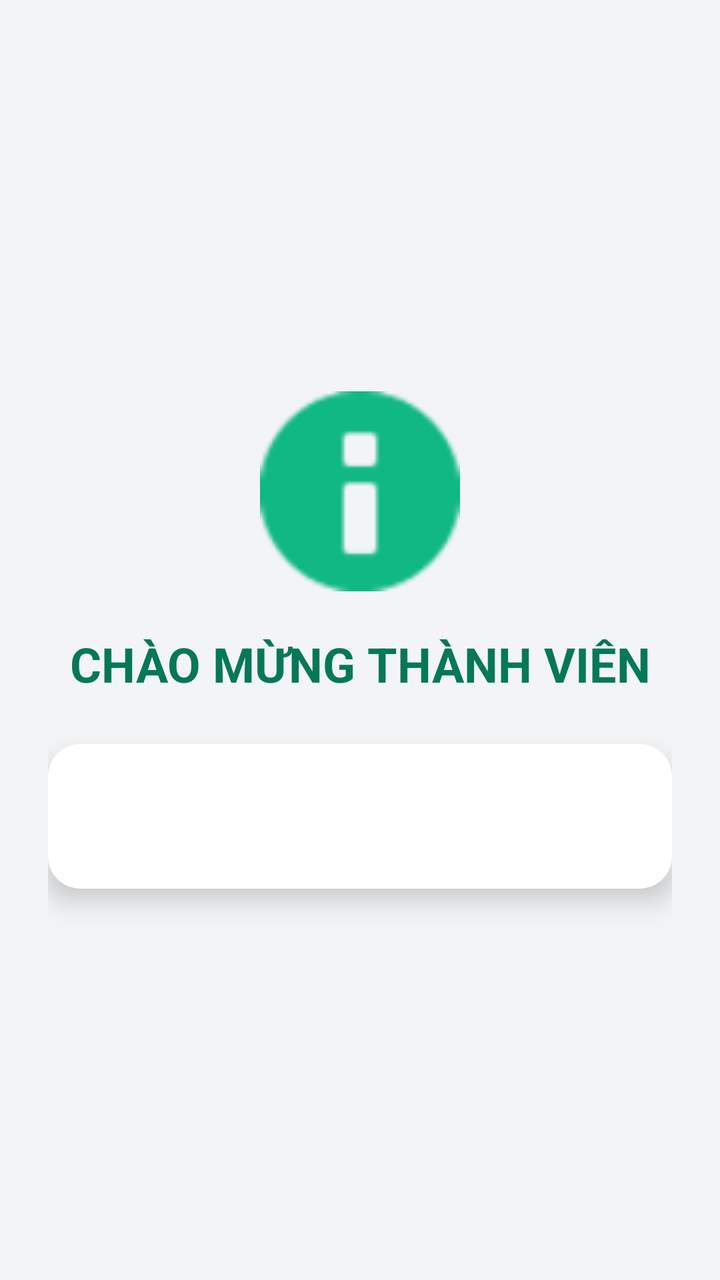
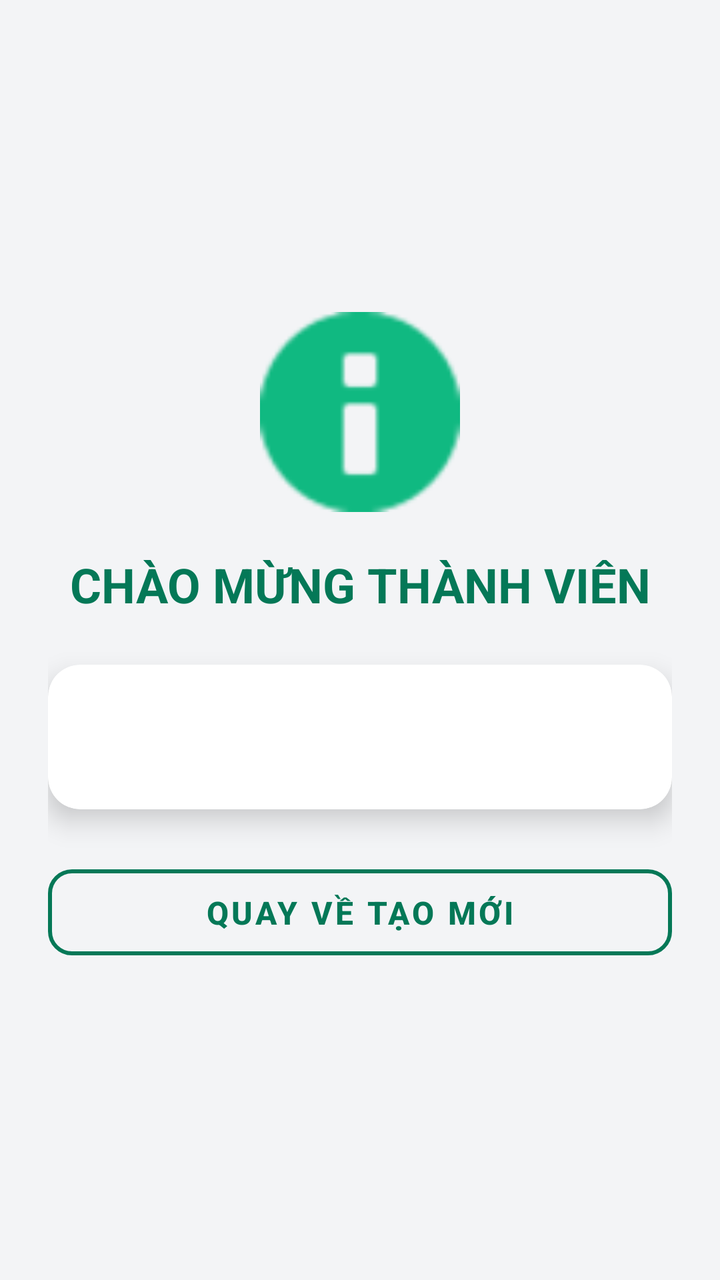

Compare the two renders of this Android layout. The source of the first and the diff that turns it into the second are given below.
<!-- AndroidManifest.xml: application theme Theme.FormValidationLec5 -->
<!-- res/layout/activity_trang_chu.xml -->
<?xml version="1.0" encoding="utf-8"?>
<LinearLayout xmlns:android="http://schemas.android.com/apk/res/android"
    xmlns:app="http://schemas.android.com/apk/res-auto"
    android:layout_width="match_parent"
    android:layout_height="match_parent"
    android:orientation="vertical"
    android:background="#F3F4F6"
    android:padding="24dp"
    android:gravity="center">

    <ImageView
        android:layout_width="100dp"
        android:layout_height="100dp"
        android:src="@android:drawable/ic_dialog_info"
        app:tint="#10B981"
        android:layout_marginBottom="20dp"/>

    <TextView
        android:layout_width="match_parent"
        android:layout_height="wrap_content"
        android:text="CHÀO MỪNG THÀNH VIÊN"
        android:textSize="24sp"
        android:textStyle="bold"
        android:gravity="center"
        android:textColor="#047857"
        android:layout_marginBottom="24dp"/>

    <androidx.cardview.widget.CardView
        android:layout_width="match_parent"
        android:layout_height="wrap_content"
        app:cardCornerRadius="16dp"
        app:cardElevation="8dp"
        app:cardBackgroundColor="#FFFFFF">

        <TextView
            android:id="@+id/tvThongTin"
            android:layout_width="match_parent"
            android:layout_height="wrap_content"
            android:textSize="18sp"
            android:textColor="#374151"
            android:lineSpacingExtra="10dp"
            android:padding="24dp"/>
    </androidx.cardview.widget.CardView>

</LinearLayout>
<!-- resources referenced by this layout -->
<resources>
  <style name="Theme.FormValidationLec5" parent="Base.Theme.FormValidationLec5" />
  <style name="Base.Theme.FormValidationLec5" parent="Theme.Material3.DayNight.NoActionBar">
          
          
      </style>
</resources>

<!-- the commit's change to res/layout/activity_trang_chu.xml (unified diff, before → after) -->
@@ -42,4 +42,19 @@
             android:padding="24dp"/>
     </androidx.cardview.widget.CardView>
 
+    
+    <Button
+        android:id="@+id/btnQuayVe"
+        style="@style/Widget.MaterialComponents.Button.OutlinedButton"
+        android:layout_width="match_parent"
+        android:layout_height="55dp"
+        android:layout_marginTop="24dp"
+        android:text="QUAY VỀ TẠO MỚI"
+        android:textSize="16sp"
+        android:textStyle="bold"
+        android:textColor="#047857"
+        app:strokeColor="#047857"
+        app:strokeWidth="2dp"
+        app:cornerRadius="12dp" />
+
 </LinearLayout>
